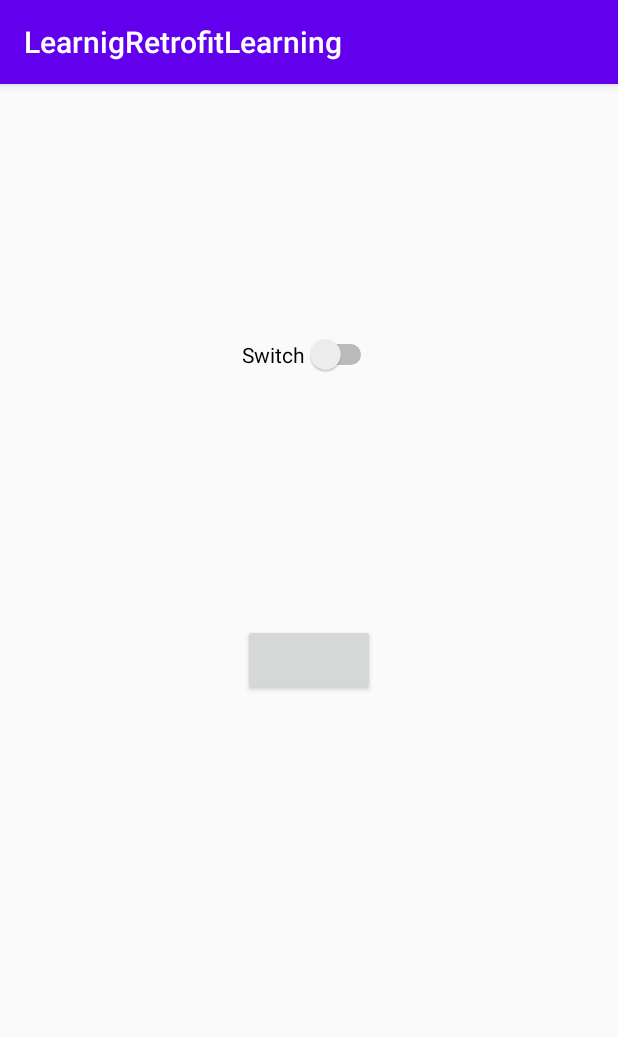
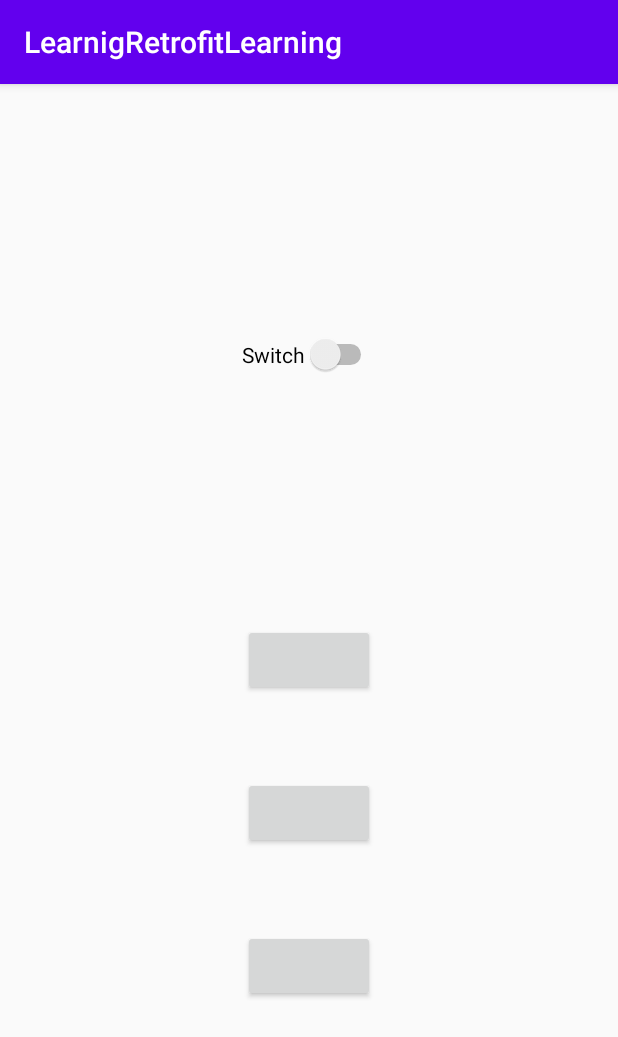
Before and after one commit to sksayed/MVVM_Retrofit_room_paging_android, an Android app: the screen it shows after launch (MainActivity), on a phone screen of 412 x 824 dp. Shown: the top 1037 px of the screen. Run offline under Robolectric (Android 15) with nearby library versions, the phone set to English and light mode, and no system bars.

Commit message:
here i have learnet many things , especially about java threads , keep learning these ,

```diff
--- /dev/null
+++ b/app/src/main/java/Switch/BlinkingLight.java
@@ -0,0 +1,42 @@
+package Switch;
+
+import android.os.CountDownTimer;
+import android.widget.Button;
+
+import com.sayed.learnigretrofitlearning.R;
+
+import java.util.Random;
+
+public class BlinkingLight extends ButtonLight {
+    private CountDownTimer timer ;
+    private Random random;
+    private int[] ColorArray = new int[] {
+            R.color.Bisque,R.color.SlateBlue,R.color.CadetBlue,R.color.BlanchedAlmond,R.color.LightSkyBlue,R.color.Brown,R.color.Blue
+    };
+    public BlinkingLight(Button button) {
+        super(button);
+        random = new Random();
+    }
+
+    @Override
+    public void turnedOff() {
+       this.button.setBackgroundColor(this.button.getResources().getColor(R.color.DarkGray , null));
+    }
+
+    @Override
+    public void turnedOn() {
+      timer = new CountDownTimer(2000 , 500) {
+          @Override
+          public void onTick(long millisUntilFinished) {
+              int val = random.nextInt(ColorArray.length-1);
+              button.setBackgroundColor(button.getResources().getColor(ColorArray[val] , null));
+          }
+
+          @Override
+          public void onFinish() {
+              timer.start();
+          }
+      };
+      timer.start();
+    }
+}
--- /dev/null
+++ b/app/src/main/java/Switch/BlinkingLightOff.java
@@ -0,0 +1,86 @@
+package Switch;
+
+import android.os.CountDownTimer;
+import android.os.Handler;
+import android.os.Looper;
+import android.util.Log;
+import android.widget.Button;
+
+import com.sayed.learnigretrofitlearning.R;
+
+import java.util.Random;
+
+public class BlinkingLightOff extends ButtonLight implements Runnable {
+    private CountDownTimer timer;
+    private Random random;
+    private volatile boolean isOn;
+    private Thread thread;
+    private volatile int[] ColorArray = new int[]{
+            R.color.Bisque, R.color.SlateBlue, R.color.CadetBlue, R.color.BlanchedAlmond, R.color.LightSkyBlue, R.color.Brown, R.color.Blue
+    };
+
+    public BlinkingLightOff(Button button) {
+        super(button);
+        random = new Random();
+        isOn = false;
+        thread = new Thread(this::run);
+        setUp();
+    }
+
+    private void setUp() {
+        timer = new CountDownTimer(2000 , 200) {
+            @Override
+            public void onTick(long millisUntilFinished) {
+                run();
+            }
+
+            @Override
+            public void onFinish() {
+                if(isOn){
+                    timer.start();
+                }else {
+                    timer.cancel();
+                }
+            }
+        };
+    }
+
+    @Override
+    public void turnedOff() {
+        isOn = false;
+        this.thread.interrupt();
+        timer.onFinish();
+        this.button.setBackgroundColor(this.button.getResources().getColor(R.color.DarkGray, null));
+    }
+
+    @Override
+    public void turnedOn() {
+        isOn = true;
+        timer.start();
+       // this.thread.start();
+    }
+
+    @Override
+    public void run() {
+        int val = random.nextInt(ColorArray.length - 1);
+        {
+            new Handler(Looper.getMainLooper()).post(() -> {
+                Log.e("sayed", " inside the handler " + Thread.currentThread().getName());
+                button.setBackgroundColor(button.getResources().getColor(ColorArray[val], null));
+            });
+        }
+    }
+}
+
+
+
+/*
+*this code will be executed in this thread
+*  int val = random.nextInt(ColorArray.length - 1);
+            new Handler().post(() -> {
+                Log.e("sayed", " inside the handler " + Thread.currentThread().getName());
+                button.setBackgroundColor(button.getResources().getColor(ColorArray[val], null));
+            });
+            *
+            *
+            * */
--- a/app/src/main/java/Switch/ButtonLight.java
+++ b/app/src/main/java/Switch/ButtonLight.java
@@ -6,7 +6,7 @@ import android.widget.Button;
 import com.sayed.learnigretrofitlearning.R;
 
 public class ButtonLight implements Switchable {
-   private Button button ;
+   protected Button button ;
 
     public ButtonLight(Button button) {
         this.button = button;
--- a/app/src/main/java/com/sayed/learnigretrofitlearning/Activities/MainActivity.java
+++ b/app/src/main/java/com/sayed/learnigretrofitlearning/Activities/MainActivity.java
@@ -4,20 +4,25 @@ import androidx.appcompat.app.AppCompatActivity;
 
 import android.os.Bundle;
 import android.widget.Button;
-import android.widget.CompoundButton;
 import android.widget.Switch;
 
 import com.sayed.learnigretrofitlearning.R;
 
 import Switch.ButtonLight;
+import Switch.BlinkingLight;
 import Switch.SwitchBoard;
+import Switch.BlinkingLightOff;
 
 public class MainActivity extends AppCompatActivity {
 
     //here it has been used as a view
     //inside it contains a button
     ButtonLight button;
+    BlinkingLight anotherLight ;
     Button singleButtonLight;
+    Button blinkingButton ;
+    Button buttonBlinking;
+    BlinkingLightOff onOfflight ;
     SwitchBoard board;
     Switch switchBoardSwitch;
 
@@ -44,10 +49,17 @@ public class MainActivity extends AppCompatActivity {
         board = new SwitchBoard();
         button = new ButtonLight(singleButtonLight);
         board.registerToSwitchBoard(button);
+        anotherLight = new BlinkingLight(blinkingButton);
+        board.registerToSwitchBoard(anotherLight);
+    //    board.unRegisterToSwitchBoard(anotherLight);
+        onOfflight = new BlinkingLightOff(buttonBlinking);
+        board.registerToSwitchBoard(onOfflight);
     }
 
     private void initView() {
         this.singleButtonLight = findViewById(R.id.singleButtonLight);
         this.switchBoardSwitch = findViewById(R.id.switchBoardSwitch);
+        this.blinkingButton = findViewById(R.id.blinkingButton);
+        this.buttonBlinking = findViewById(R.id.buttonBlinking);
     }
 }
--- a/app/src/main/res/layout/activity_main.xml
+++ b/app/src/main/res/layout/activity_main.xml
@@ -25,4 +25,22 @@
         app:layout_constraintStart_toStartOf="parent"
         app:layout_constraintTop_toTopOf="parent" />
 
+    <Button
+        android:id="@+id/blinkingButton"
+        android:layout_width="wrap_content"
+        android:layout_height="wrap_content"
+        app:layout_constraintBottom_toBottomOf="parent"
+        app:layout_constraintEnd_toEndOf="parent"
+        app:layout_constraintStart_toStartOf="parent"
+        app:layout_constraintTop_toBottomOf="@+id/singleButtonLight" />
+
+    <Button
+        android:id="@+id/buttonBlinking"
+        android:layout_width="wrap_content"
+        android:layout_height="wrap_content"
+        app:layout_constraintBottom_toTopOf="@+id/blinkingButton"
+        app:layout_constraintEnd_toEndOf="parent"
+        app:layout_constraintStart_toStartOf="parent"
+        app:layout_constraintTop_toBottomOf="@+id/singleButtonLight" />
+
 </androidx.constraintlayout.widget.ConstraintLayout>
```
